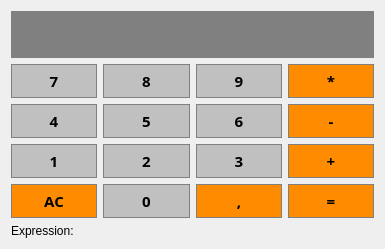
The window that ui/user_input_ihm.ui (cpp-2021/ultimate-calculator) describes before a commit, drawn with Qt 5.
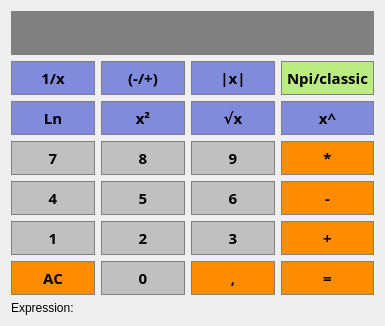
The same window after the commit.

Commit message: add complex operators to UserInputIhm

Patch:
```diff
--- a/ui/user_input_ihm.ui
+++ b/ui/user_input_ihm.ui
@@ -7,46 +7,12 @@
     <x>0</x>
     <y>0</y>
     <width>385</width>
-    <height>249</height>
+    <height>287</height>
    </rect>
   </property>
   <layout class="QGridLayout" name="gridLayout">
-   <item row="5" column="0">
-    <widget class="QPushButton" name="ButtonAC">
-     <property name="sizePolicy">
-      <sizepolicy hsizetype="Preferred" vsizetype="Preferred">
-       <horstretch>0</horstretch>
-       <verstretch>0</verstretch>
-      </sizepolicy>
-     </property>
-     <property name="font">
-      <font>
-       <family>Open Sans</family>
-       <pointsize>11</pointsize>
-       <weight>75</weight>
-       <bold>true</bold>
-      </font>
-     </property>
-     <property name="styleSheet">
-      <string notr="true">QPushButton {
-	background-color: #FF8C00;
-	border: 1px solid gray;
-	padding: 5px;
-}
-
-QPushButton:pressed {
-	background-color: #A9A9A9;
-	border: 1px solid gray;
-	padding: 5px;
-}</string>
-     </property>
-     <property name="text">
-      <string>AC</string>
-     </property>
-    </widget>
-   </item>
    <item row="2" column="1">
-    <widget class="QPushButton" name="Button8">
+    <widget class="QPushButton" name="ButtonCarre">
      <property name="sizePolicy">
       <sizepolicy hsizetype="Preferred" vsizetype="Preferred">
        <horstretch>0</horstretch>
@@ -55,7 +21,7 @@
      </property>
      <property name="font">
       <font>
-       <family>Open Sans</family>
+       <family>Agency FB</family>
        <pointsize>11</pointsize>
        <weight>75</weight>
        <bold>true</bold>
@@ -63,24 +29,24 @@
      </property>
      <property name="styleSheet">
       <string notr="true">QPushButton {
-	background-color: #C0C0C0;
-	border: 1px solid gray;
+	background-color: #808BDB;
+	border: 1px solid grey;
 	padding: 5px;
 }
 
 QPushButton:pressed {
 	background-color: #A9A9A9;
-	border: 1px solid gray;
+	border: 1px solid grey;
 	padding: 5px;
 }</string>
      </property>
      <property name="text">
-      <string>8</string>
+      <string>x²</string>
      </property>
     </widget>
    </item>
-   <item row="2" column="2">
-    <widget class="QPushButton" name="Button9">
+   <item row="2" column="3">
+    <widget class="QPushButton" name="ButtonPuissance">
      <property name="sizePolicy">
       <sizepolicy hsizetype="Preferred" vsizetype="Preferred">
        <horstretch>0</horstretch>
@@ -89,7 +55,7 @@
      </property>
      <property name="font">
       <font>
-       <family>Open Sans</family>
+       <family>Agency FB</family>
        <pointsize>11</pointsize>
        <weight>75</weight>
        <bold>true</bold>
@@ -97,24 +63,24 @@
      </property>
      <property name="styleSheet">
       <string notr="true">QPushButton {
-	background-color: #C0C0C0;
-	border: 1px solid gray;
+	background-color: #808BDB;
+	border: 1px solid grey;
 	padding: 5px;
 }
 
 QPushButton:pressed {
 	background-color: #A9A9A9;
-	border: 1px solid gray;
+	border: 1px solid grey;
 	padding: 5px;
 }</string>
      </property>
      <property name="text">
-      <string>9</string>
+      <string>x^</string>
      </property>
     </widget>
    </item>
    <item row="4" column="1">
-    <widget class="QPushButton" name="Button2">
+    <widget class="QPushButton" name="Button5">
      <property name="sizePolicy">
       <sizepolicy hsizetype="Preferred" vsizetype="Preferred">
        <horstretch>0</horstretch>
@@ -143,147 +109,11 @@
 }</string>
      </property>
      <property name="text">
-      <string>2</string>
+      <string>5</string>
      </property>
     </widget>
    </item>
-   <item row="5" column="3">
-    <widget class="QPushButton" name="ButtonEquals">
-     <property name="sizePolicy">
-      <sizepolicy hsizetype="Preferred" vsizetype="Preferred">
-       <horstretch>0</horstretch>
-       <verstretch>0</verstretch>
-      </sizepolicy>
-     </property>
-     <property name="font">
-      <font>
-       <family>Open Sans</family>
-       <pointsize>11</pointsize>
-       <weight>75</weight>
-       <bold>true</bold>
-      </font>
-     </property>
-     <property name="styleSheet">
-      <string notr="true">QPushButton {
-	background-color: #FF8C00;
-	border: 1px solid gray;
-	padding: 5px;
-}
-
-QPushButton:pressed {
-	background-color: #A9A9A9;
-	border: 1px solid gray;
-	padding: 5px;
-}</string>
-     </property>
-     <property name="text">
-      <string>=</string>
-     </property>
-    </widget>
-   </item>
-   <item row="4" column="3">
-    <widget class="QPushButton" name="ButtonAdd">
-     <property name="sizePolicy">
-      <sizepolicy hsizetype="Preferred" vsizetype="Preferred">
-       <horstretch>0</horstretch>
-       <verstretch>0</verstretch>
-      </sizepolicy>
-     </property>
-     <property name="font">
-      <font>
-       <family>Open Sans</family>
-       <pointsize>11</pointsize>
-       <weight>75</weight>
-       <bold>true</bold>
-      </font>
-     </property>
-     <property name="styleSheet">
-      <string notr="true">QPushButton {
-	background-color: #FF8C00;
-	border: 1px solid gray;
-	padding: 5px;
-}
-
-QPushButton:pressed {
-	background-color: #A9A9A9;
-	border: 1px solid gray;
-	padding: 5px;
-}</string>
-     </property>
-     <property name="text">
-      <string>+</string>
-     </property>
-    </widget>
-   </item>
-   <item row="2" column="0">
-    <widget class="QPushButton" name="Button7">
-     <property name="sizePolicy">
-      <sizepolicy hsizetype="Preferred" vsizetype="Preferred">
-       <horstretch>0</horstretch>
-       <verstretch>0</verstretch>
-      </sizepolicy>
-     </property>
-     <property name="font">
-      <font>
-       <family>Open Sans</family>
-       <pointsize>11</pointsize>
-       <weight>75</weight>
-       <bold>true</bold>
-      </font>
-     </property>
-     <property name="styleSheet">
-      <string notr="true">QPushButton {
-	background-color: #C0C0C0;
-	border: 1px solid gray;
-	padding: 5px;
-}
-
-QPushButton:pressed {
-	background-color: #A9A9A9;
-	border: 1px solid gray;
-	padding: 5px;
-}</string>
-     </property>
-     <property name="text">
-      <string>7</string>
-     </property>
-    </widget>
-   </item>
-   <item row="3" column="3">
-    <widget class="QPushButton" name="ButtonMinus">
-     <property name="sizePolicy">
-      <sizepolicy hsizetype="Preferred" vsizetype="Preferred">
-       <horstretch>0</horstretch>
-       <verstretch>0</verstretch>
-      </sizepolicy>
-     </property>
-     <property name="font">
-      <font>
-       <family>Open Sans</family>
-       <pointsize>11</pointsize>
-       <weight>75</weight>
-       <bold>true</bold>
-      </font>
-     </property>
-     <property name="styleSheet">
-      <string notr="true">QPushButton {
-	background-color: #FF8C00;
-	border: 1px solid gray;
-	padding: 5px;
-}
-
-QPushButton:pressed {
-	background-color: #A9A9A9;
-	border: 1px solid gray;
-	padding: 5px;
-}</string>
-     </property>
-     <property name="text">
-      <string>-</string>
-     </property>
-    </widget>
-   </item>
-   <item row="5" column="1">
+   <item row="6" column="1">
     <widget class="QPushButton" name="Button0">
      <property name="sizePolicy">
       <sizepolicy hsizetype="Preferred" vsizetype="Preferred">
@@ -317,7 +147,82 @@
      </property>
     </widget>
    </item>
-   <item row="4" column="2">
+   <item row="2" column="2">
+    <widget class="QPushButton" name="ButtonRacine">
+     <property name="sizePolicy">
+      <sizepolicy hsizetype="Preferred" vsizetype="Preferred">
+       <horstretch>0</horstretch>
+       <verstretch>0</verstretch>
+      </sizepolicy>
+     </property>
+     <property name="font">
+      <font>
+       <family>Agency FB</family>
+       <pointsize>11</pointsize>
+       <weight>75</weight>
+       <bold>true</bold>
+      </font>
+     </property>
+     <property name="styleSheet">
+      <string notr="true">QPushButton {
+	background-color: #808BDB;
+	border: 1px solid grey;
+	padding: 5px;
+}
+
+QPushButton:pressed {
+	background-color: #A9A9A9;
+	border: 1px solid grey;
+	padding: 5px;
+}</string>
+     </property>
+     <property name="text">
+      <string>√x</string>
+     </property>
+    </widget>
+   </item>
+   <item row="3" column="0">
+    <widget class="QPushButton" name="Button7">
+     <property name="sizePolicy">
+      <sizepolicy hsizetype="Preferred" vsizetype="Preferred">
+       <horstretch>0</horstretch>
+       <verstretch>0</verstretch>
+      </sizepolicy>
+     </property>
+     <property name="font">
+      <font>
+       <family>Open Sans</family>
+       <pointsize>11</pointsize>
+       <weight>75</weight>
+       <bold>true</bold>
+      </font>
+     </property>
+     <property name="styleSheet">
+      <string notr="true">QPushButton {
+	background-color: #C0C0C0;
+	border: 1px solid gray;
+	padding: 5px;
+}
+
+QPushButton:pressed {
+	background-color: #A9A9A9;
+	border: 1px solid gray;
+	padding: 5px;
+}</string>
+     </property>
+     <property name="text">
+      <string>7</string>
+     </property>
+    </widget>
+   </item>
+   <item row="7" column="1" colspan="3">
+    <widget class="QLabel" name="Expression">
+     <property name="text">
+      <string/>
+     </property>
+    </widget>
+   </item>
+   <item row="5" column="2">
     <widget class="QPushButton" name="Button3">
      <property name="sizePolicy">
       <sizepolicy hsizetype="Preferred" vsizetype="Preferred">
@@ -351,7 +256,41 @@
      </property>
     </widget>
    </item>
-   <item row="4" column="0">
+   <item row="4" column="3">
+    <widget class="QPushButton" name="ButtonMinus">
+     <property name="sizePolicy">
+      <sizepolicy hsizetype="Preferred" vsizetype="Preferred">
+       <horstretch>0</horstretch>
+       <verstretch>0</verstretch>
+      </sizepolicy>
+     </property>
+     <property name="font">
+      <font>
+       <family>Open Sans</family>
+       <pointsize>11</pointsize>
+       <weight>75</weight>
+       <bold>true</bold>
+      </font>
+     </property>
+     <property name="styleSheet">
+      <string notr="true">QPushButton {
+	background-color: #FF8C00;
+	border: 1px solid gray;
+	padding: 5px;
+}
+
+QPushButton:pressed {
+	background-color: #A9A9A9;
+	border: 1px solid gray;
+	padding: 5px;
+}</string>
+     </property>
+     <property name="text">
+      <string>-</string>
+     </property>
+    </widget>
+   </item>
+   <item row="5" column="0">
     <widget class="QPushButton" name="Button1">
      <property name="sizePolicy">
       <sizepolicy hsizetype="Preferred" vsizetype="Preferred">
@@ -385,7 +324,82 @@
      </property>
     </widget>
    </item>
-   <item row="2" column="3">
+   <item row="6" column="0">
+    <widget class="QPushButton" name="ButtonAC">
+     <property name="sizePolicy">
+      <sizepolicy hsizetype="Preferred" vsizetype="Preferred">
+       <horstretch>0</horstretch>
+       <verstretch>0</verstretch>
+      </sizepolicy>
+     </property>
+     <property name="font">
+      <font>
+       <family>Open Sans</family>
+       <pointsize>11</pointsize>
+       <weight>75</weight>
+       <bold>true</bold>
+      </font>
+     </property>
+     <property name="styleSheet">
+      <string notr="true">QPushButton {
+	background-color: #FF8C00;
+	border: 1px solid gray;
+	padding: 5px;
+}
+
+QPushButton:pressed {
+	background-color: #A9A9A9;
+	border: 1px solid gray;
+	padding: 5px;
+}</string>
+     </property>
+     <property name="text">
+      <string>AC</string>
+     </property>
+    </widget>
+   </item>
+   <item row="7" column="0">
+    <widget class="QLabel" name="label">
+     <property name="text">
+      <string>Expression:</string>
+     </property>
+    </widget>
+   </item>
+   <item row="2" column="0">
+    <widget class="QPushButton" name="ButtonLogNeperien">
+     <property name="sizePolicy">
+      <sizepolicy hsizetype="Preferred" vsizetype="Preferred">
+       <horstretch>0</horstretch>
+       <verstretch>0</verstretch>
+      </sizepolicy>
+     </property>
+     <property name="font">
+      <font>
+       <family>Agency FB</family>
+       <pointsize>11</pointsize>
+       <weight>75</weight>
+       <bold>true</bold>
+      </font>
+     </property>
+     <property name="styleSheet">
+      <string notr="true">QPushButton {
+	background-color: #808BDB;
+	border: 1px solid grey;
+	padding: 5px;
+}
+
+QPushButton:pressed {
+	background-color: #A9A9A9;
+	border: 1px solid grey;
+	padding: 5px;
+}</string>
+     </property>
+     <property name="text">
+      <string>Ln</string>
+     </property>
+    </widget>
+   </item>
+   <item row="3" column="3">
     <widget class="QPushButton" name="ButtonMult">
      <property name="sizePolicy">
       <sizepolicy hsizetype="Preferred" vsizetype="Preferred">
@@ -419,8 +433,8 @@
      </property>
     </widget>
    </item>
-   <item row="3" column="1">
-    <widget class="QPushButton" name="Button5">
+   <item row="6" column="3">
+    <widget class="QPushButton" name="ButtonEquals">
      <property name="sizePolicy">
       <sizepolicy hsizetype="Preferred" vsizetype="Preferred">
        <horstretch>0</horstretch>
@@ -437,7 +451,7 @@
      </property>
      <property name="styleSheet">
       <string notr="true">QPushButton {
-	background-color: #C0C0C0;
+	background-color: #FF8C00;
 	border: 1px solid gray;
 	padding: 5px;
 }
@@ -449,11 +463,11 @@
 }</string>
      </property>
      <property name="text">
-      <string>5</string>
+      <string>=</string>
      </property>
     </widget>
    </item>
-   <item row="5" column="2">
+   <item row="6" column="2">
     <widget class="QPushButton" name="ButtonVirgule">
      <property name="sizePolicy">
       <sizepolicy hsizetype="Preferred" vsizetype="Preferred">
@@ -487,8 +501,42 @@
      </property>
     </widget>
    </item>
-   <item row="3" column="2">
-    <widget class="QPushButton" name="Button6">
+   <item row="5" column="3">
+    <widget class="QPushButton" name="ButtonAdd">
+     <property name="sizePolicy">
+      <sizepolicy hsizetype="Preferred" vsizetype="Preferred">
+       <horstretch>0</horstretch>
+       <verstretch>0</verstretch>
+      </sizepolicy>
+     </property>
+     <property name="font">
+      <font>
+       <family>Open Sans</family>
+       <pointsize>11</pointsize>
+       <weight>75</weight>
+       <bold>true</bold>
+      </font>
+     </property>
+     <property name="styleSheet">
+      <string notr="true">QPushButton {
+	background-color: #FF8C00;
+	border: 1px solid gray;
+	padding: 5px;
+}
+
+QPushButton:pressed {
+	background-color: #A9A9A9;
+	border: 1px solid gray;
+	padding: 5px;
+}</string>
+     </property>
+     <property name="text">
+      <string>+</string>
+     </property>
+    </widget>
+   </item>
+   <item row="5" column="1">
+    <widget class="QPushButton" name="Button2">
      <property name="sizePolicy">
       <sizepolicy hsizetype="Preferred" vsizetype="Preferred">
        <horstretch>0</horstretch>
@@ -517,7 +565,7 @@
 }</string>
      </property>
      <property name="text">
-      <string>6</string>
+      <string>2</string>
      </property>
     </widget>
    </item>
@@ -555,7 +603,109 @@
      </property>
     </widget>
    </item>
-   <item row="3" column="0">
+   <item row="3" column="2">
+    <widget class="QPushButton" name="Button9">
+     <property name="sizePolicy">
+      <sizepolicy hsizetype="Preferred" vsizetype="Preferred">
+       <horstretch>0</horstretch>
+       <verstretch>0</verstretch>
+      </sizepolicy>
+     </property>
+     <property name="font">
+      <font>
+       <family>Open Sans</family>
+       <pointsize>11</pointsize>
+       <weight>75</weight>
+       <bold>true</bold>
+      </font>
+     </property>
+     <property name="styleSheet">
+      <string notr="true">QPushButton {
+	background-color: #C0C0C0;
+	border: 1px solid gray;
+	padding: 5px;
+}
+
+QPushButton:pressed {
+	background-color: #A9A9A9;
+	border: 1px solid gray;
+	padding: 5px;
+}</string>
+     </property>
+     <property name="text">
+      <string>9</string>
+     </property>
+    </widget>
+   </item>
+   <item row="4" column="2">
+    <widget class="QPushButton" name="Button6">
+     <property name="sizePolicy">
+      <sizepolicy hsizetype="Preferred" vsizetype="Preferred">
+       <horstretch>0</horstretch>
+       <verstretch>0</verstretch>
+      </sizepolicy>
+     </property>
+     <property name="font">
+      <font>
+       <family>Open Sans</family>
+       <pointsize>11</pointsize>
+       <weight>75</weight>
+       <bold>true</bold>
+      </font>
+     </property>
+     <property name="styleSheet">
+      <string notr="true">QPushButton {
+	background-color: #C0C0C0;
+	border: 1px solid gray;
+	padding: 5px;
+}
+
+QPushButton:pressed {
+	background-color: #A9A9A9;
+	border: 1px solid gray;
+	padding: 5px;
+}</string>
+     </property>
+     <property name="text">
+      <string>6</string>
+     </property>
+    </widget>
+   </item>
+   <item row="3" column="1">
+    <widget class="QPushButton" name="Button8">
+     <property name="sizePolicy">
+      <sizepolicy hsizetype="Preferred" vsizetype="Preferred">
+       <horstretch>0</horstretch>
+       <verstretch>0</verstretch>
+      </sizepolicy>
+     </property>
+     <property name="font">
+      <font>
+       <family>Open Sans</family>
+       <pointsize>11</pointsize>
+       <weight>75</weight>
+       <bold>true</bold>
+      </font>
+     </property>
+     <property name="styleSheet">
+      <string notr="true">QPushButton {
+	background-color: #C0C0C0;
+	border: 1px solid gray;
+	padding: 5px;
+}
+
+QPushButton:pressed {
+	background-color: #A9A9A9;
+	border: 1px solid gray;
+	padding: 5px;
+}</string>
+     </property>
+     <property name="text">
+      <string>8</string>
+     </property>
+    </widget>
+   </item>
+   <item row="4" column="0">
     <widget class="QPushButton" name="Button4">
      <property name="sizePolicy">
       <sizepolicy hsizetype="Preferred" vsizetype="Preferred">
@@ -589,17 +739,139 @@
      </property>
     </widget>
    </item>
-   <item row="6" column="0">
-    <widget class="QLabel" name="label">
+   <item row="1" column="0">
+    <widget class="QPushButton" name="ButtonInverse">
+     <property name="sizePolicy">
+      <sizepolicy hsizetype="Preferred" vsizetype="Preferred">
+       <horstretch>0</horstretch>
+       <verstretch>0</verstretch>
+      </sizepolicy>
+     </property>
+     <property name="font">
+      <font>
+       <family>Agency FB</family>
+       <pointsize>11</pointsize>
+       <weight>75</weight>
+       <bold>true</bold>
+      </font>
+     </property>
+     <property name="styleSheet">
+      <string notr="true">QPushButton {
+	background-color: #808BDB;
+	border: 1px solid grey;
+	padding: 5px;
+}
+
+QPushButton:pressed {
+	background-color: #A9A9A9;
+	border: 1px solid grey;
+	padding: 5px;
+}</string>
+     </property>
      <property name="text">
-      <string>Expression:</string>
+      <string>1/x</string>
      </property>
     </widget>
    </item>
-   <item row="6" column="1" colspan="3">
-    <widget class="QLabel" name="Expression">
+   <item row="1" column="1">
+    <widget class="QPushButton" name="ButtonOppose">
+     <property name="sizePolicy">
+      <sizepolicy hsizetype="Preferred" vsizetype="Preferred">
+       <horstretch>0</horstretch>
+       <verstretch>0</verstretch>
+      </sizepolicy>
+     </property>
+     <property name="font">
+      <font>
+       <family>Agency FB</family>
+       <pointsize>11</pointsize>
+       <weight>75</weight>
+       <bold>true</bold>
+      </font>
+     </property>
+     <property name="styleSheet">
+      <string notr="true">QPushButton {
+	background-color: #808BDB;
+	border: 1px solid grey;
+	padding: 5px;
+}
+
+QPushButton:pressed {
+	background-color: #A9A9A9;
+	border: 1px solid grey;
+	padding: 5px;
+}</string>
+     </property>
      <property name="text">
-      <string/>
+      <string>(-/+)</string>
+     </property>
+    </widget>
+   </item>
+   <item row="1" column="2">
+    <widget class="QPushButton" name="ButtonAbsolue">
+     <property name="sizePolicy">
+      <sizepolicy hsizetype="Preferred" vsizetype="Preferred">
+       <horstretch>0</horstretch>
+       <verstretch>0</verstretch>
+      </sizepolicy>
+     </property>
+     <property name="font">
+      <font>
+       <family>Agency FB</family>
+       <pointsize>11</pointsize>
+       <weight>75</weight>
+       <bold>true</bold>
+      </font>
+     </property>
+     <property name="styleSheet">
+      <string notr="true">QPushButton {
+	background-color: #808BDB;
+	border: 1px solid grey;
+	padding: 5px;
+}
+
+QPushButton:pressed {
+	background-color: #A9A9A9;
+	border: 1px solid grey;
+	padding: 5px;
+}</string>
+     </property>
+     <property name="text">
+      <string>|x|</string>
+     </property>
+    </widget>
+   </item>
+   <item row="1" column="3">
+    <widget class="QPushButton" name="ButtonNpiClassic">
+     <property name="sizePolicy">
+      <sizepolicy hsizetype="Preferred" vsizetype="Preferred">
+       <horstretch>0</horstretch>
+       <verstretch>0</verstretch>
+      </sizepolicy>
+     </property>
+     <property name="font">
+      <font>
+       <family>Agency FB</family>
+       <pointsize>11</pointsize>
+       <weight>75</weight>
+       <bold>true</bold>
+      </font>
+     </property>
+     <property name="styleSheet">
+      <string notr="true">QPushButton {
+	background-color: #BAEC82;
+	border: 1px solid gray;
+	padding: 5px;
+}
+
+QPushButton:pressed {
+	background-color: #A9A9A9;
+	border: 1px solid gray;
+	padding: 5px;
+}</string>
+     </property>
+     <property name="text">
+      <string>Npi/classic</string>
      </property>
     </widget>
    </item>
```
The commit also changes 1 other file.
